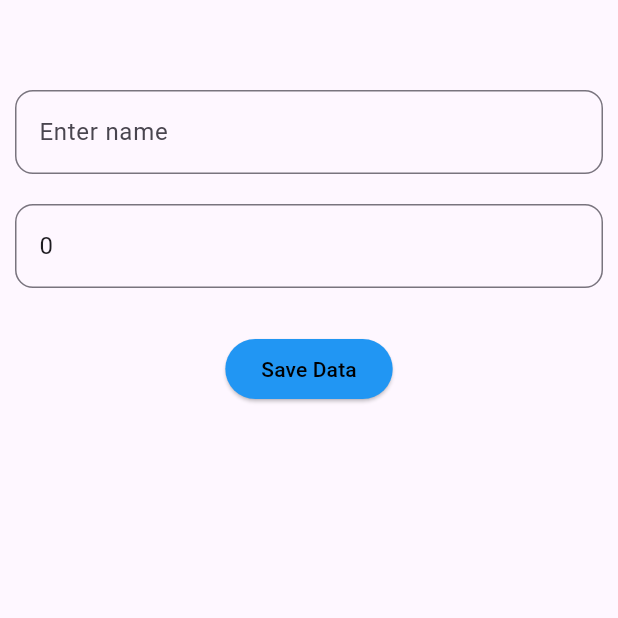
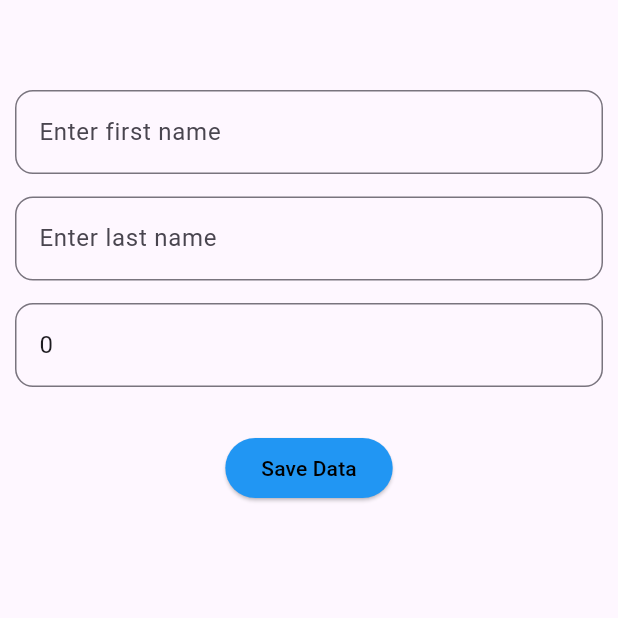
Before and after one commit to PoojaTimedignitor/sql_data, a Flutter app: the screen it shows after launch, after a tap on "Save Data", after a tap on the "edit" icon, after a tap on the "delete" icon, on a phone screen of 412 x 824 dp, the top half of it. Run offline on Flutter 3.47's test engine with Material 3 defaults, Android fonts, the light colour scheme and no system bars; our stand-ins replace sqflite; accounts and stored records are empty.

Commit message:
add one more column in table

```diff
--- a/lib/db/db_helper.dart
+++ b/lib/db/db_helper.dart
@@ -26,16 +26,17 @@ class DBHelper {
     await db.execute('''
          CREATE TABLE IF NOT EXISTS users(
          id INTEGER PRIMARY KEY AUTOINCREMENT,
-         name TEXT,
+         firstName TEXT,
+         lastName TEXT,
          age INTEGER
          )
         ''');
   }
 
-   Future<int> insertUser(String name, int age) async {
+   Future<int> insertUser(String firstName, String lastName, int age) async {
     final db = await database;                                                                  /// singleton
     // final db = await _initDatabase();
-    final data = {'name': name, 'age': age};
+    final data = {'firstName': firstName, 'lastName': lastName, 'age': age};
     return await db.insert('users', data);
   }
 
--- a/lib/provider/spl_provider.dart
+++ b/lib/provider/spl_provider.dart
@@ -7,13 +7,15 @@ class SqlDbProvider extends ChangeNotifier{
 
   List<Map<String, dynamic>> dataList = [];
 
-  final TextEditingController _nameController = TextEditingController();
+  final TextEditingController _firstNameController = TextEditingController();
+  final TextEditingController _lastNameController = TextEditingController();
   final TextEditingController _ageController = TextEditingController();
 
-  TextEditingController get nameController => _nameController;
+  TextEditingController get firstNameController => _firstNameController;
+  TextEditingController get lastNameController => _lastNameController;
   TextEditingController get ageController => _ageController;
 
-  void setFetchUsers() async {
+  void fetchUsers() async {
   // void _fetchUsers() async {
     List<Map<String, dynamic>> userList = await DBHelper.instance.getData();                         /// singleton
     // List<Map<String, dynamic>> userList = await DBHelper.getData();
@@ -24,11 +26,12 @@ class SqlDbProvider extends ChangeNotifier{
 
   }
 
-  void setSaveData() async {
+  void saveData() async {
   // void _saveData() async {
-    final name = _nameController.text;
+    final firstName = _firstNameController.text;
+    final lastName = _lastNameController.text;
     final age = int.tryParse(_ageController.text) ?? 0;
-    int insertId = await DBHelper.instance.insertUser(name, age);
+    int insertId = await DBHelper.instance.insertUser(firstName, lastName, age);
     log('$insertId');
 
     List<Map<String, dynamic>> updateData = await DBHelper.instance.getData();
@@ -38,7 +41,7 @@ class SqlDbProvider extends ChangeNotifier{
     notifyListeners();
   }
 
-  void setDelete(int dataId) async {
+  void deleteData(int dataId) async {
   // void _delete(int dataId) async {
     int id = await DBHelper.instance.deleteData(dataId);
     List<Map<String, dynamic>> updateData = await DBHelper.instance.getData();
@@ -55,7 +58,8 @@ class SqlDbProvider extends ChangeNotifier{
   // void fetchData()async{
     Map<String, dynamic>? data =  await DBHelper.instance.getSingleData(id);
     if(data != null){
-      _nameController.text = data['name'];
+      _firstNameController.text = data['firstName'];
+      _lastNameController.text = data['lastName'];
       _ageController.text = data['age'].toString();
     }
   }
@@ -63,7 +67,8 @@ class SqlDbProvider extends ChangeNotifier{
   void updateData(BuildContext context, int userId)async{
   // void updateData(BuildContext context)async{
     Map<String, dynamic> data = {
-      'name' : _nameController.text,
+      'firstName' : _firstNameController.text,
+      'lastName' : _lastNameController.text,
       'age' : _ageController.text,
     };
     int id = await DBHelper.instance.updateData(userId, data);
@@ -74,7 +79,8 @@ class SqlDbProvider extends ChangeNotifier{
 
   @override
   void dispose() {
-    _nameController.dispose();
+    _firstNameController.dispose();
+    _lastNameController.dispose();
     _ageController.dispose();
     super.dispose();
   }
--- a/lib/screen/edit_data.dart
+++ b/lib/screen/edit_data.dart
@@ -64,9 +64,19 @@ class _EditDataState extends State<EditData> {
                 mainAxisSize: MainAxisSize.min,
                 children: [
                   TextFormField(
-                    controller: provider.nameController,
+                    controller: provider.firstNameController,
                     decoration: InputDecoration(
-                        hintText: 'Enter name',
+                        hintText: 'Enter first name',
+                        border: OutlineInputBorder(
+                            borderRadius: BorderRadius.circular(12))),
+                  ),
+                  const SizedBox(
+                    height: 20,
+                  ),
+                  TextFormField(
+                    controller: provider.lastNameController,
+                    decoration: InputDecoration(
+                        hintText: 'Enter last name',
                         border: OutlineInputBorder(
                             borderRadius: BorderRadius.circular(12))),
                   ),
@@ -96,7 +106,8 @@ class _EditDataState extends State<EditData> {
                           content: Text('Data Update Successfully'),
                           backgroundColor: Colors.green,
                         ));
-                        provider.nameController.clear();
+                        provider.firstNameController.clear();
+                        provider.lastNameController.clear();
                         provider.ageController.clear();
                       },
                       child: const Text('Update Data')),
--- a/lib/screen/home_screen.dart
+++ b/lib/screen/home_screen.dart
@@ -22,7 +22,7 @@ class _HomeScreenState extends State<HomeScreen> {
   void initState() {
     //_fetchUsers();
    WidgetsBinding.instance.addPostFrameCallback((_){
-     Provider.of<SqlDbProvider>(context, listen: false).setFetchUsers();
+     Provider.of<SqlDbProvider>(context, listen: false).fetchUsers();
    });
     super.initState();
   }
@@ -70,15 +70,26 @@ class _HomeScreenState extends State<HomeScreen> {
                   mainAxisSize: MainAxisSize.min,
                   children: [
                     TextFormField(
-                      controller: provider.nameController,
+                      controller: provider.firstNameController,
                       // controller: _nameController,
                       decoration: InputDecoration(
-                          hintText: 'Enter name',
+                          hintText: 'Enter first name',
                           border: OutlineInputBorder(
                               borderRadius: BorderRadius.circular(12))),
                     ),
                     const SizedBox(
-                      height: 20,
+                      height: 15,
+                    ),
+                    TextFormField(
+                      controller: provider.lastNameController,
+                      // controller: _nameController,
+                      decoration: InputDecoration(
+                          hintText: 'Enter last name',
+                          border: OutlineInputBorder(
+                              borderRadius: BorderRadius.circular(12))),
+                    ),
+                    const SizedBox(
+                      height: 15,
                     ),
                     TextFormField(
                       controller: provider.ageController,
@@ -98,14 +109,15 @@ class _HomeScreenState extends State<HomeScreen> {
                         onPressed: () {
                          // setState(() {
                            // _saveData();
-                          provider.setSaveData();
+                          provider.saveData();
                             ScaffoldMessenger.of(context)
                                 .showSnackBar(const SnackBar(
                               content: Text('Data Add Successfully'),
                               backgroundColor: Colors.green,
                             ));
                          // });
-                          provider.nameController.clear();
+                          provider.firstNameController.clear();
+                          provider.lastNameController.clear();
                           provider.ageController.clear();
                         },
                         child: const Text('Save Data')),
@@ -119,7 +131,12 @@ class _HomeScreenState extends State<HomeScreen> {
                       itemCount: provider.dataList.length,
                       itemBuilder: (context, index) {
                         return ListTile(
-                          title: Text(provider.dataList[index]['name']),
+                          title: Row(
+                            children: [
+                              Text(provider.dataList[index]['firstName']),
+                              Text(provider.dataList[index]['lastName']),
+                            ],
+                          ),
                           subtitle: Text(provider.dataList[index]['age'].toString()),
                           trailing: Row(
                             mainAxisSize: MainAxisSize.min,
@@ -134,7 +151,7 @@ class _HomeScreenState extends State<HomeScreen> {
                                     );
 
                                     if (result == true) {
-                                      provider.setFetchUsers();
+                                      provider.fetchUsers();
                                       // provider._fetchUsers();
                                     }
                                   },
@@ -144,7 +161,7 @@ class _HomeScreenState extends State<HomeScreen> {
                                     //setState(() {
                                      // _delete(dataList[index]['id']);
                                    // });
-                                    provider.setDelete(provider.dataList[index]['id']);
+                                    provider.deleteData(provider.dataList[index]['id']);
                                   },
                                   icon: const Icon(Icons.delete, color: Colors.red,))
                             ],
```
